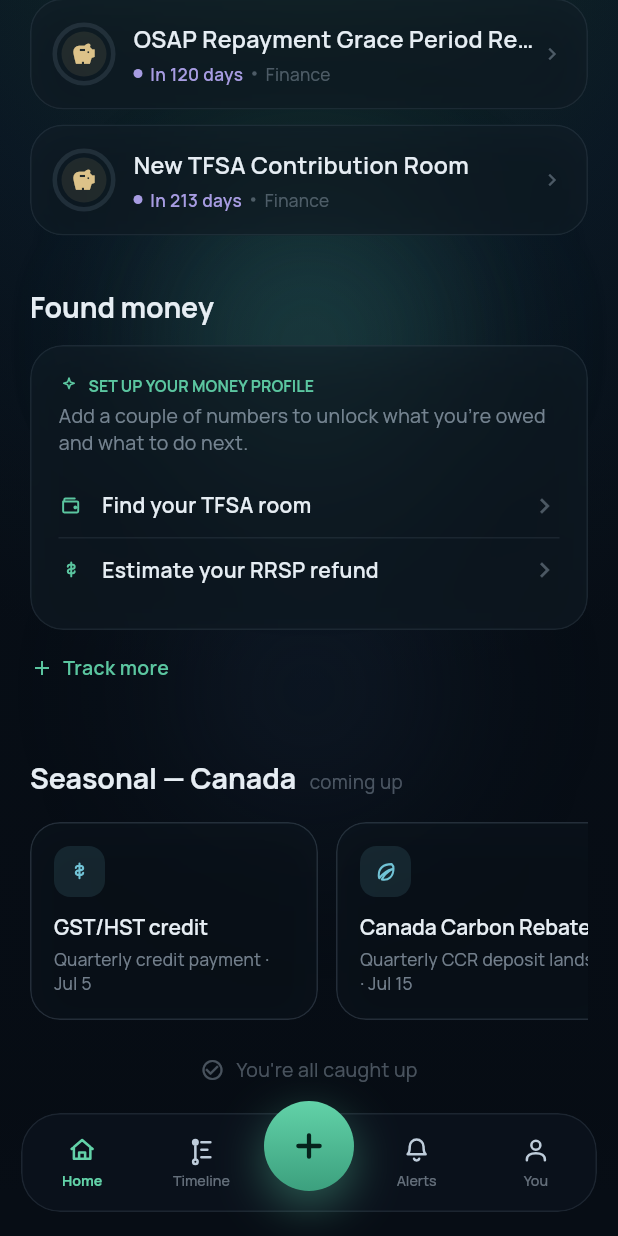
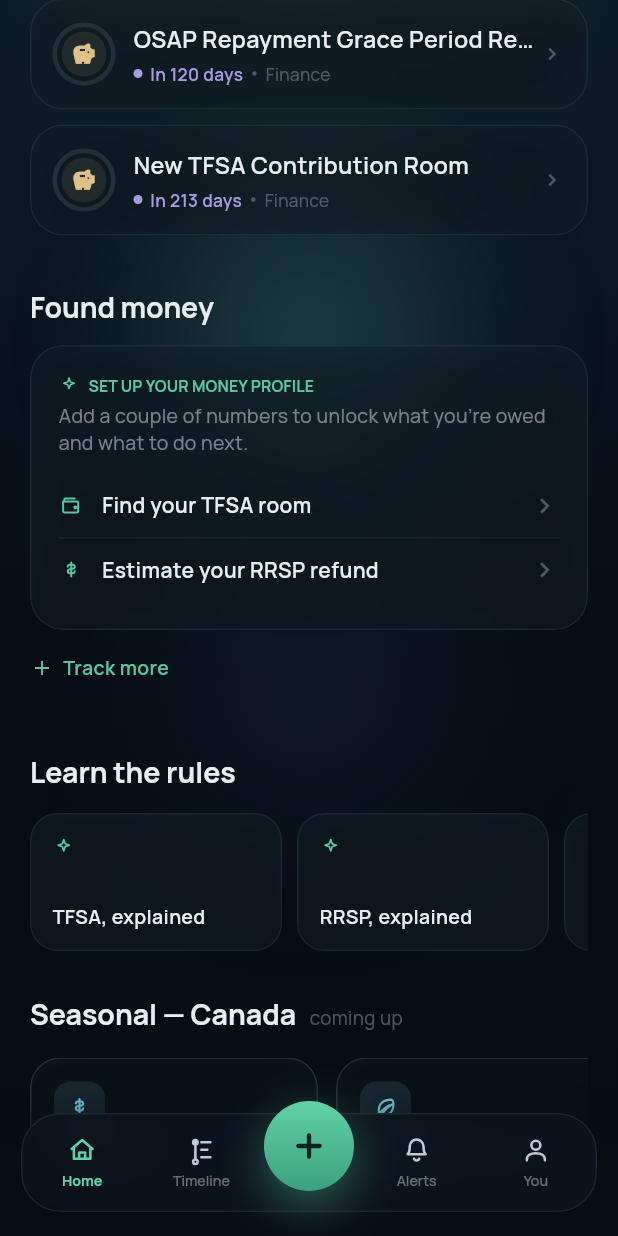
Before and after one commit to sss09/MapleAlerts, a Flutter app: the MapleHomeShell screen opened by its route, scrolled down 576 dp, on a phone screen of 412 x 824 dp. Run offline on Flutter 3.47's test engine with Material 3 defaults, Android fonts, the phone set to English and light mode, and no system bars; our stand-ins replace flutter_local_notifications, flutter_riverpod, flutter_svg, go_router, google_fonts, in_app_review and 4 more; missing offline and left inert: purchases_flutter; accounts and stored records are empty; network calls fail.

Commit message:
feat: explainers layer — plain-language "know your rights"
Content-as-data in the engine (content/explainers.dart, pure Dart, liftable):
Explainer model + ~10 curated, source-cited entries — TFSA, RRSP, FHSA, CCB,
OAS, GIC + jargon (marginal rate, contribution room, RRSP-vs-TFSA, AFNI).
explainerForInsightId links each to its money card. TDD (4).

UI: ExplainerSheet (summary, key points, sources, not-advice footer),
LearnSection horizontal rail on Home, and a "Learn more" link on each money
card (InsightCard.onLearnMore, wired in FoundMoneySection). Widget tests (2).

248 tests green, analyzer clean.

Co-Authored-By: Claude Opus 4.8 (1M context) <noreply@anthropic.com>

```diff
--- a/lib/engine/canadian_data_engine/canadian_data_engine.dart
+++ b/lib/engine/canadian_data_engine/canadian_data_engine.dart
@@ -5,6 +5,7 @@
 /// App code imports ONLY this barrel; never reach into the files directly.
 library;
 
+export 'content/explainers.dart';
 export 'data/ccb_amounts.dart';
 export 'data/data_pack.dart';
 export 'data/fhsa_limits.dart';
--- /dev/null
+++ b/lib/engine/canadian_data_engine/content/explainers.dart
@@ -0,0 +1,186 @@
+import '../domain/figure_source.dart';
+
+/// A plain-language "know your rights" explainer. Content-as-data: versioned,
+/// pure Dart, liftable into sibling apps. [topicInsightId] links it to a money
+/// card (e.g. 'tfsa_room') for contextual "Learn more"; null = pure jargon.
+class Explainer {
+  final String id;
+  final String? topicInsightId;
+  final String title;
+  final String summary;
+  final List<String> points;
+  final List<FigureSource> sources;
+  final String? provinceNote;
+
+  const Explainer({
+    required this.id,
+    this.topicInsightId,
+    required this.title,
+    required this.summary,
+    required this.points,
+    required this.sources,
+    this.provinceNote,
+  });
+}
+
+/// Returns the explainer linked to a money card [insightId], or null.
+Explainer? explainerForInsightId(String insightId) {
+  for (final e in kExplainers) {
+    if (e.topicInsightId == insightId) return e;
+  }
+  return null;
+}
+
+const _cra = 'CRA';
+const _serviceCanada = 'Service Canada';
+
+/// Curated, verified plain-language explainers. Accuracy is the moat — figures
+/// match the embedded data packs and are labelled with their source/year.
+const List<Explainer> kExplainers = [
+  Explainer(
+    id: 'tfsa',
+    topicInsightId: 'tfsa_room',
+    title: 'TFSA, explained',
+    summary:
+        'A Tax-Free Savings Account lets your savings grow — and come out — '
+        'completely tax-free.',
+    points: [
+      'Room starts the year you turn 18 (since 2009) and never expires — unused room carries forward forever.',
+      'The 2025 and 2026 limit is \$7,000/year.',
+      'Withdrawals are tax-free and are added back to your room the FOLLOWING January 1.',
+      'Over-contributing costs a 1%-per-month penalty on the excess — the number one TFSA mistake.',
+    ],
+    sources: [FigureSource('TFSA limits & rules', '2026', _cra)],
+  ),
+  Explainer(
+    id: 'rrsp',
+    topicInsightId: 'rrsp_room',
+    title: 'RRSP, explained',
+    summary:
+        'A Registered Retirement Savings Plan lowers your tax bill now and '
+        'defers tax until you withdraw (ideally in retirement at a lower rate).',
+    points: [
+      'Contributions are deductible — they reduce your taxable income at your marginal rate.',
+      'Room is 18% of your prior-year earned income up to an annual max, plus any carry-forward.',
+      'The deadline to contribute for a tax year is ~March 1 of the next year.',
+      'You can borrow from it tax-free for a first home (HBP) or schooling (LLP), with repayment rules.',
+      'Over-contributing beyond a \$2,000 lifetime buffer triggers a 1%/month penalty.',
+    ],
+    sources: [FigureSource('RRSP deduction limit & deadline', '2026', _cra)],
+  ),
+  Explainer(
+    id: 'fhsa',
+    topicInsightId: 'fhsa',
+    title: 'FHSA, explained',
+    summary:
+        'The First Home Savings Account is the best of both worlds for a first '
+        'home: deductible like an RRSP AND tax-free on withdrawal like a TFSA.',
+    points: [
+      'Contribute up to \$8,000/year, \$40,000 lifetime.',
+      'Contributions reduce your taxable income (like an RRSP).',
+      'Withdrawals for a qualifying first home are completely tax-free (like a TFSA).',
+      'Unused annual room carries forward up to \$8,000.',
+      'You must be a first-time home buyer to open one; the account has a 15-year limit.',
+    ],
+    sources: [FigureSource('FHSA limits & rules', '2025', _cra)],
+  ),
+  Explainer(
+    id: 'ccb',
+    topicInsightId: 'ccb',
+    title: 'Canada Child Benefit, explained',
+    summary:
+        'A tax-free monthly payment to help with the cost of raising children '
+        'under 18.',
+    points: [
+      'Amount is based on your adjusted family net income (AFNI) and your kids’ ages.',
+      'Maximum (Jul 2025–Jun 2026): \$7,997/yr under 6, \$6,748/yr ages 6–17.',
+      'It is recalculated every July from your prior-year tax return — so file on time, every year.',
+      'Higher family income gradually reduces the amount; it is never taxed.',
+    ],
+    sources: [FigureSource('CCB amounts & formula', 'Jul 2025–Jun 2026', _cra)],
+  ),
+  Explainer(
+    id: 'oas',
+    topicInsightId: 'oas',
+    title: 'OAS clawback, explained',
+    summary:
+        'Old Age Security is reduced (“recovered”) once your income passes a '
+        'threshold — the OAS recovery tax.',
+    points: [
+      'Starts at age 65.',
+      'For 2025, OAS is reduced by 15¢ for every dollar of net income over \$93,454.',
+      'It’s fully clawed back around \$151,668 (ages 65–74) / \$157,490 (75+).',
+      'Splitting income with a spouse or using a TFSA (which doesn’t count toward the threshold) can reduce the clawback.',
+    ],
+    sources: [FigureSource('OAS recovery tax', '2025', _serviceCanada)],
+  ),
+  Explainer(
+    id: 'gic',
+    topicInsightId: 'gic',
+    title: 'GICs, explained',
+    summary:
+        'A Guaranteed Investment Certificate locks in your money for a set term '
+        'in exchange for a guaranteed interest rate.',
+    points: [
+      'Principal is guaranteed — you can’t lose it.',
+      'Interest is fully taxable each year UNLESS the GIC is held inside a TFSA, RRSP, or FHSA.',
+      'Your money is usually locked until maturity (cashable GICs are the exception).',
+      'At maturity, decide deliberately: reinvest, or move the cash into a tax-shelter with room.',
+    ],
+    sources: [FigureSource('GIC basics', '—', _cra)],
+  ),
+  // ── Jargon (no card) ──────────────────────────────────────────────────────
+  Explainer(
+    id: 'marginal_rate',
+    title: 'What is your marginal tax rate?',
+    summary:
+        'The tax rate on your NEXT dollar of income — combined federal + '
+        'provincial. It’s higher than your average rate.',
+    points: [
+      'Canada’s tax is progressive: each bracket of income is taxed at its own rate.',
+      'A deduction (RRSP, FHSA) saves you tax at your marginal rate — so it’s worth more the higher your income.',
+      'Example: at a 30% marginal rate, a \$5,000 RRSP contribution cuts your tax by about \$1,500.',
+    ],
+    sources: [FigureSource('Federal + provincial brackets', '2025', _cra)],
+  ),
+  Explainer(
+    id: 'contribution_room',
+    title: 'What is contribution room?',
+    summary:
+        'The most you’re allowed to put into a registered account. Each account '
+        'tracks it differently.',
+    points: [
+      'TFSA: room since age 18 (2009+), unused carries forward forever, withdrawals come back next year.',
+      'RRSP: 18% of prior-year income up to a max, plus carry-forward; from your CRA Notice of Assessment.',
+      'FHSA: \$8,000/year up to \$40,000 lifetime.',
+      'Go over and the CRA charges a 1%/month penalty — track it.',
+    ],
+    sources: [FigureSource('Contribution limits', '2026', _cra)],
+  ),
+  Explainer(
+    id: 'rrsp_vs_tfsa',
+    title: 'RRSP or TFSA — which first?',
+    summary:
+        'A rule of thumb based on your tax rate now versus in retirement.',
+    points: [
+      'RRSP wins when your tax rate now is HIGHER than it will be when you withdraw (you deduct high, withdraw low).',
+      'TFSA wins for flexibility, lower-income years, or to avoid pushing up income-tested benefits (OAS, CCB).',
+      'Saving for a first home? The FHSA usually beats both.',
+      'You don’t have to choose one forever — it can change year to year.',
+    ],
+    sources: [FigureSource('General guidance', '—', _cra)],
+  ),
+  Explainer(
+    id: 'afni',
+    title: 'What is adjusted family net income (AFNI)?',
+    summary:
+        'The income figure the CRA uses to size income-tested benefits like the '
+        'Canada Child Benefit.',
+    points: [
+      'It’s both spouses’/partners’ net incomes combined, with a few adjustments.',
+      'Lowering it (e.g. via RRSP/FHSA deductions) can INCREASE benefits like the CCB.',
+      'It’s taken from your filed tax returns — another reason to file on time.',
+    ],
+    sources: [FigureSource('AFNI definition', '—', _cra)],
+  ),
+];
--- a/lib/features/money/presentation/widgets/found_money_section.dart
+++ b/lib/features/money/presentation/widgets/found_money_section.dart
@@ -5,11 +5,13 @@ import 'package:maple_alerts/core/design/tokens/maple_colors.dart';
 import 'package:maple_alerts/core/design/widgets/maple_section_header.dart';
 import 'package:maple_alerts/core/design/widgets/maple_surface.dart';
 import 'package:maple_alerts/core/design/widgets/stroke_icon.dart';
+import 'package:maple_alerts/engine/canadian_data_engine/canadian_data_engine.dart';
 import 'package:maple_alerts/features/money/presentation/money_insight.dart';
 import 'package:maple_alerts/features/money/presentation/money_topic.dart';
 import 'package:maple_alerts/features/money/presentation/widgets/ccb_setup_sheet.dart';
 import 'package:maple_alerts/features/money/presentation/widgets/fhsa_setup_sheet.dart';
 import 'package:maple_alerts/features/money/presentation/widgets/gic_setup_sheet.dart';
+import 'package:maple_alerts/features/money/presentation/widgets/explainer_sheet.dart';
 import 'package:maple_alerts/features/money/presentation/widgets/insight_card.dart';
 import 'package:maple_alerts/features/money/presentation/widgets/money_topics_sheet.dart';
 import 'package:maple_alerts/features/money/presentation/widgets/oas_setup_sheet.dart';
@@ -38,9 +40,13 @@ class FoundMoneySection extends ConsumerWidget {
     ];
 
     for (final card in view.cards) {
+      final explainer = explainerForInsightId(card.id);
       children.add(InsightCard(
         insight: card,
         onAction: (a) => _handleAction(context, a),
+        onLearnMore: explainer == null
+            ? null
+            : () => showExplainerSheet(context, explainer),
       ));
       children.add(const SizedBox(height: 10));
     }
--- /dev/null
+++ b/lib/features/money/presentation/widgets/learn_section.dart
@@ -0,0 +1,67 @@
+import 'package:flutter/material.dart';
+
+import 'package:maple_alerts/core/design/tokens/maple_colors.dart';
+import 'package:maple_alerts/core/design/widgets/maple_section_header.dart';
+import 'package:maple_alerts/core/design/widgets/maple_surface.dart';
+import 'package:maple_alerts/core/design/widgets/stroke_icon.dart';
+import 'package:maple_alerts/engine/canadian_data_engine/canadian_data_engine.dart';
+import 'package:maple_alerts/features/money/presentation/widgets/explainer_sheet.dart';
+
+/// "Learn the rules" — a horizontal rail of plain-language explainer chips.
+class LearnSection extends StatelessWidget {
+  const LearnSection({super.key});
+
+  @override
+  Widget build(BuildContext context) {
+    final colors = Theme.of(context).extension<MapleColors>()!;
+
+    return Column(
+      crossAxisAlignment: CrossAxisAlignment.start,
+      children: [
+        const MapleSectionHeader(label: 'Learn the rules'),
+        const SizedBox(height: 10),
+        SizedBox(
+          height: 92,
+          child: ListView.separated(
+            scrollDirection: Axis.horizontal,
+            padding: EdgeInsets.zero,
+            itemCount: kExplainers.length,
+            separatorBuilder: (_, __) => const SizedBox(width: 10),
+            itemBuilder: (context, i) {
+              final e = kExplainers[i];
+              return GestureDetector(
+                onTap: () => showExplainerSheet(context, e),
+                child: SizedBox(
+                  width: 168,
+                  child: MapleSurface(
+                    level: MapleSurfaceLevel.minimal,
+                    radius: 18,
+                    padding: const EdgeInsets.all(14),
+                    child: Column(
+                      crossAxisAlignment: CrossAxisAlignment.start,
+                      children: [
+                        StrokeIcon(name: 'sparkle', size: 15, color: colors.accent),
+                        const Spacer(),
+                        Text(
+                          e.title,
+                          maxLines: 2,
+                          overflow: TextOverflow.ellipsis,
+                          style: TextStyle(
+                            fontSize: 13,
+                            fontWeight: FontWeight.w600,
+                            height: 1.25,
+                            color: colors.text,
+                          ),
+                        ),
+                      ],
+                    ),
+                  ),
+                ),
+              );
+            },
+          ),
+        ),
+      ],
+    );
+  }
+}
--- a/lib/features/reminders/presentation/screens/home_screen_v2.dart
+++ b/lib/features/reminders/presentation/screens/home_screen_v2.dart
@@ -13,6 +13,7 @@ import 'package:maple_alerts/features/reminders/presentation/widgets/seasonal_ra
 import 'package:maple_alerts/features/money/presentation/widgets/found_money_section.dart';
 import 'package:maple_alerts/features/money/presentation/widgets/best_move_card.dart';
 import 'package:maple_alerts/features/money/presentation/widgets/boc_rate_card.dart';
+import 'package:maple_alerts/features/money/presentation/widgets/learn_section.dart';
 import 'package:maple_alerts/providers/alerts_provider.dart';
 import 'package:maple_alerts/core/design/design_theme_provider.dart';
 import 'package:maple_alerts/features/reminders/presentation/hidden_reminders_provider.dart';
@@ -181,6 +182,10 @@ class _HomeScreenV2State extends ConsumerState<HomeScreenV2> {
                         // Live BoC policy rate (hidden until available)
                         const BocRateCard(),
 
+                        // Learn the rules — plain-language explainers
+                        const SizedBox(height: 20),
+                        const LearnSection(),
+
                         // Seasonal rail
                         const SizedBox(height: 24),
                         const SeasonalRail(),
```
Also changed, not shown: lib/features/money/presentation/widgets/explainer_sheet.dart (added, +128 -0 lines), lib/features/money/presentation/widgets/insight_card.dart (+33 -1 lines), 3 other files.
